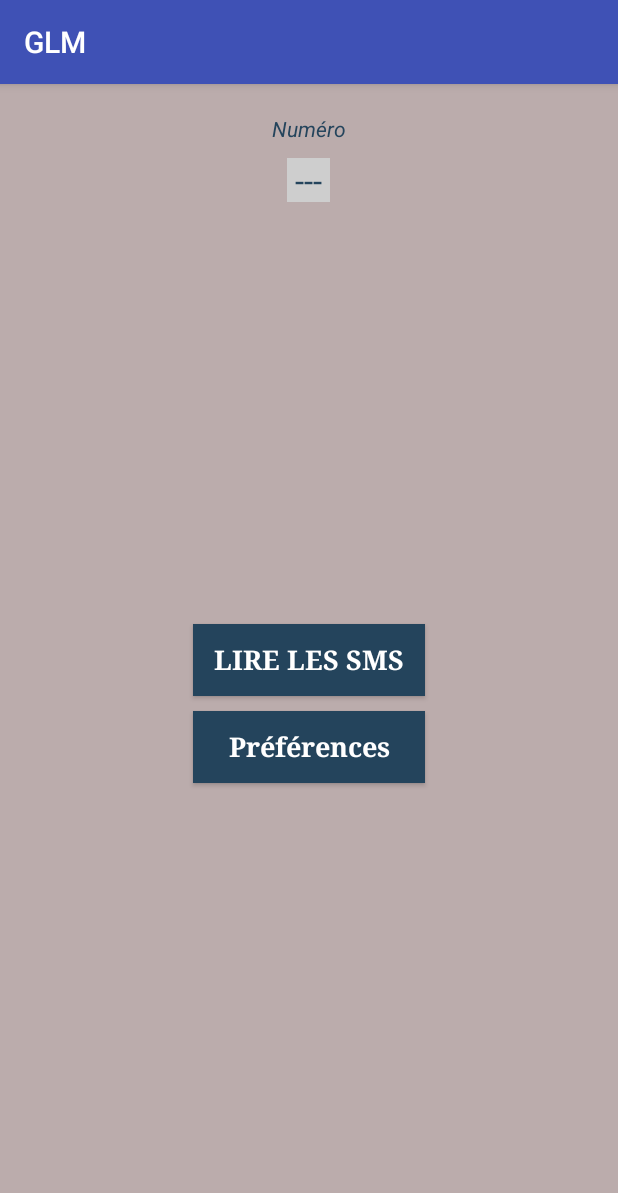
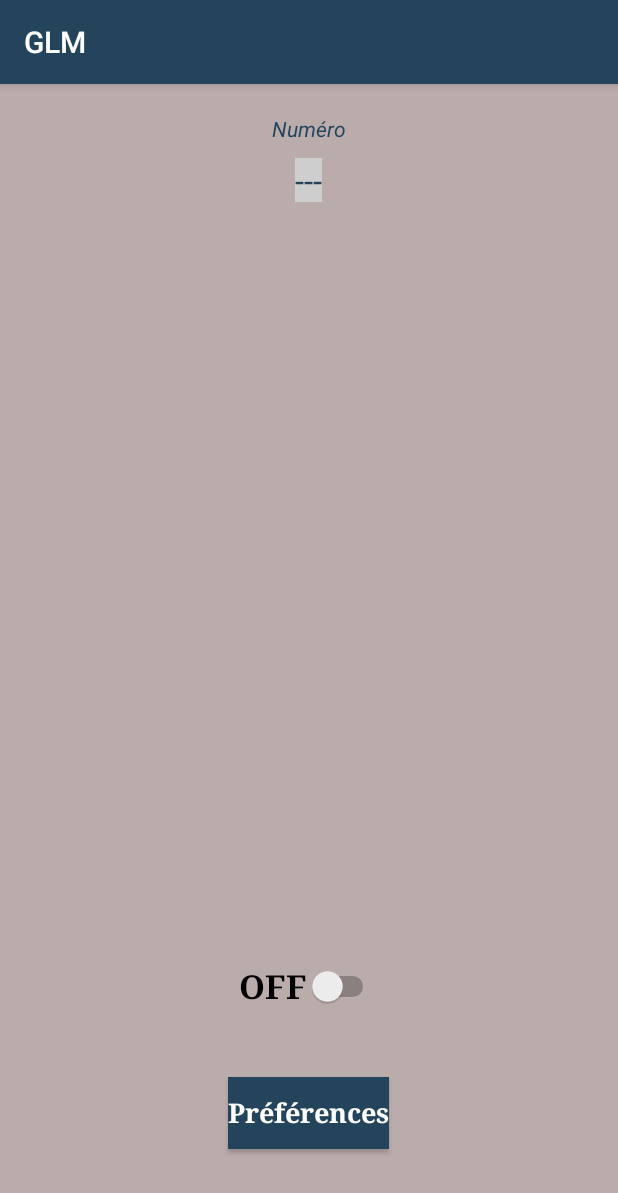
Before and after one commit to No21/GLM, an Android app: the screen it shows after launch (MainActivity), on a phone screen of 412 x 824 dp. Shown: the top 1193 px of the screen. Run offline under Robolectric (Android 15) with nearby library versions, the light colour scheme and no system bars.

Commit message:
bouton on off

```diff
--- a/GLM/app/src/main/java/com/example/ensai/glm/MainActivity.java
+++ b/GLM/app/src/main/java/com/example/ensai/glm/MainActivity.java
@@ -20,6 +20,7 @@ import android.view.View;
 import android.widget.ArrayAdapter;
 import android.widget.Button;
 import android.widget.CompoundButton;
+import android.widget.Switch;
 import android.widget.TextView;
 import android.widget.ToggleButton;
 
@@ -42,7 +43,8 @@ public class MainActivity extends AppCompatActivity {
 
     private Lecteur speaker;
 
-    private ToggleButton toggle;
+    private Switch bouton;
+    //private ToggleButton toggle;
     private CompoundButton.OnCheckedChangeListener toggleListener;
 
     private TextView smsText;
@@ -125,10 +127,10 @@ public class MainActivity extends AppCompatActivity {
         final Intent launchNotifiactionIntent = new Intent(this, MainActivity.class);
         final PendingIntent pendingIntent = PendingIntent.getActivity(this, 001, launchNotifiactionIntent, PendingIntent.FLAG_ONE_SHOT);
 
-        Notification.Builder builder = new Notification.Builder(this).setWhen(System.currentTimeMillis())//.setTicker("GLM")
+        Notification.Builder builder = new Notification.Builder(this).setWhen(System.currentTimeMillis()).setTicker(getString(R.string.name))
                 .setSmallIcon(ic_notif)
                 //.setContentTitle(getResources().getString(R.string.app_name))
-                .setContentText("Lecture des messages en cours")
+                .setContentText(getString(R.string.notification))
                 .setContentIntent(pendingIntent)
                 .setOngoing(true);
 
@@ -147,7 +149,7 @@ public class MainActivity extends AppCompatActivity {
         super.onCreate(savedInstanceState);
         setContentView(R.layout.activity_main);
 
-        toggle = (ToggleButton)findViewById(R.id.speechToggle);
+        bouton = (Switch)findViewById(R.id.boutonSwitch);
         smsText = (TextView)findViewById(R.id.sms_text);
         smsSender = (TextView)findViewById(R.id.sms_sender);
 
@@ -157,16 +159,18 @@ public class MainActivity extends AppCompatActivity {
             public void onCheckedChanged(CompoundButton view, boolean isChecked) {
                 if(isChecked){
                     speaker.allow(true);
-                    speaker.speak("Bonjour! Je vais lire vos messages!");
+                    speaker.speak(getString(R.string.start_speaking));
+                    bouton.setText(getString(R.string.on));
                     createNotification();
                 }else{
-                    speaker.speak("D'accord! Je me tais, à bientôt!");
+                    speaker.speak(getString(R.string.stop_speaking));
                     speaker.allow(false);
+                    bouton.setText(getString(R.string.off));
                     deleteNotification();
                 }
             }
         };
-        toggle.setOnCheckedChangeListener(toggleListener);
+        bouton.setOnCheckedChangeListener(toggleListener);
 
         checkTTS();
         initializeSMSReceiver();
--- a/GLM/app/src/main/res/layout/activity_main.xml
+++ b/GLM/app/src/main/res/layout/activity_main.xml
@@ -1,10 +1,9 @@
 <RelativeLayout xmlns:android="http://schemas.android.com/apk/res/android"
-    xmlns:app="http://schemas.android.com/apk/res-auto"
-    xmlns:tools="http://schemas.android.com/tools"
                 android:layout_width="match_parent"
                 android:layout_height="match_parent"
                 android:background="#BBACAC"
     >
+
 
     <TextView
         android:id="@+id/sms_sender"
@@ -26,13 +25,13 @@
         android:layout_below="@+id/sms_sender"
         android:layout_centerHorizontal="true"
         android:layout_marginTop="10dp"
-        android:text=" --- "
+        android:text="@string/none"
         android:textAppearance="?android:attr/textAppearanceLarge"
         android:textColor="#24445C"
         android:background="#CECECE"
         />
 
-    <ToggleButton
+<!--    <ToggleButton
         android:id="@+id/speechToggle"
         android:layout_width="wrap_content"
         android:layout_height="wrap_content"
@@ -44,24 +43,37 @@
         android:textColor="#FFFFFF"
         android:textAppearance="@style/Base.TextAppearance.AppCompat.Medium"
         android:textStyle="bold"
-        android:typeface="serif"
+        android:typeface="serif"-->
 
-        />
+
     <Button
         android:id="@+id/preferences"
         android:layout_width="wrap_content"
         android:layout_height="wrap_content"
-        android:text="Préférences"
+        android:text="@string/pref"
         android:background="#24445C"
         android:textColor="#FFFFFF"
         android:textAppearance="@style/Base.TextAppearance.AppCompat.Medium"
         android:textStyle="bold"
         android:typeface="serif"
-        android:layout_alignStart="@+id/speechToggle"
-        android:layout_alignEnd="@+id/speechToggle"
-        android:layout_below="@+id/speechToggle"
-        android:layout_marginTop="10dp"
-/>
+        android:layout_marginBottom="58dp"
+        android:layout_alignParentBottom="true"
+        android:layout_centerHorizontal="true" />
+
+
+    <Switch
+        android:layout_width="wrap_content"
+        android:layout_height="wrap_content"
+        android:text="@string/off"
+        android:textSize="10pt"
+        android:id="@+id/boutonSwitch"
+        android:textStyle="bold"
+        android:typeface="serif"
+        android:layout_marginBottom="151dp"
+        android:layout_alignParentBottom="true"
+        android:layout_centerHorizontal="true" />
+
+
 
     <!--
 
--- a/GLM/app/src/main/res/values/strings.xml
+++ b/GLM/app/src/main/res/values/strings.xml
@@ -3,11 +3,13 @@
     <string name="app_name">GLM</string>
     <string name="sms_label">Numéro</string>
     <string name="none">---</string>
-    <string name="speech_toggle_on">START</string>
-    <string name="speech_toggle_off">STOP</string>
-
-    <string name="start_speaking">Bonjour</string>
-    <string name="stop_speaking">Au revoir</string>
+    <string name="on">ON   </string>
+    <string name="off">OFF   </string>
+    <string name="pref">Préférences</string>
+    <string name="notification">Lecture des messages en cours</string>
+    <string name="name">GLM</string>
+    <string name="start_speaking">"Bonjour! Je vais lire vos messages!"</string>
+    <string name="stop_speaking">"D'accord! Je me tais, à bientôt!"</string>
     <string name="langueFR">Français</string>
     <string name="langueUK">Anglais (UK)</string>
 </resources>
--- a/GLM/app/src/main/res/values/styles.xml
+++ b/GLM/app/src/main/res/values/styles.xml
@@ -3,9 +3,17 @@
     <!-- Base application theme. -->
     <style name="AppTheme" parent="Theme.AppCompat.Light.DarkActionBar">
         <!-- Customize your theme here. -->
-        <item name="colorPrimary">@color/colorPrimary</item>
-        <item name="colorPrimaryDark">@color/colorPrimaryDark</item>
-        <item name="colorAccent">@color/colorAccent</item>
+        <item name="colorPrimary">#24445C</item>
+        <item name="colorPrimaryDark">#24445C</item>
+        <item name="colorAccent">#FF0921</item>
     </style>
 
+    <style name="MyAppTheme" parent="Theme.AppCompat.Light.NoActionBar">
+        <!-- Customize your theme here. -->
+        <item name="colorPrimary">#24445C</item>
+        <item name="colorPrimaryDark">#24445C</item>
+        <item name="colorAccent">#FF0921</item>
+    </style>
+
+
 </resources>
```
Also changed, not shown: GLM/app/src/main/AndroidManifest.xml (+7 -2 lines), GLM/app/src/main/java/com/example/ensai/glm/RecepteurSms.java (+2 -5 lines).
